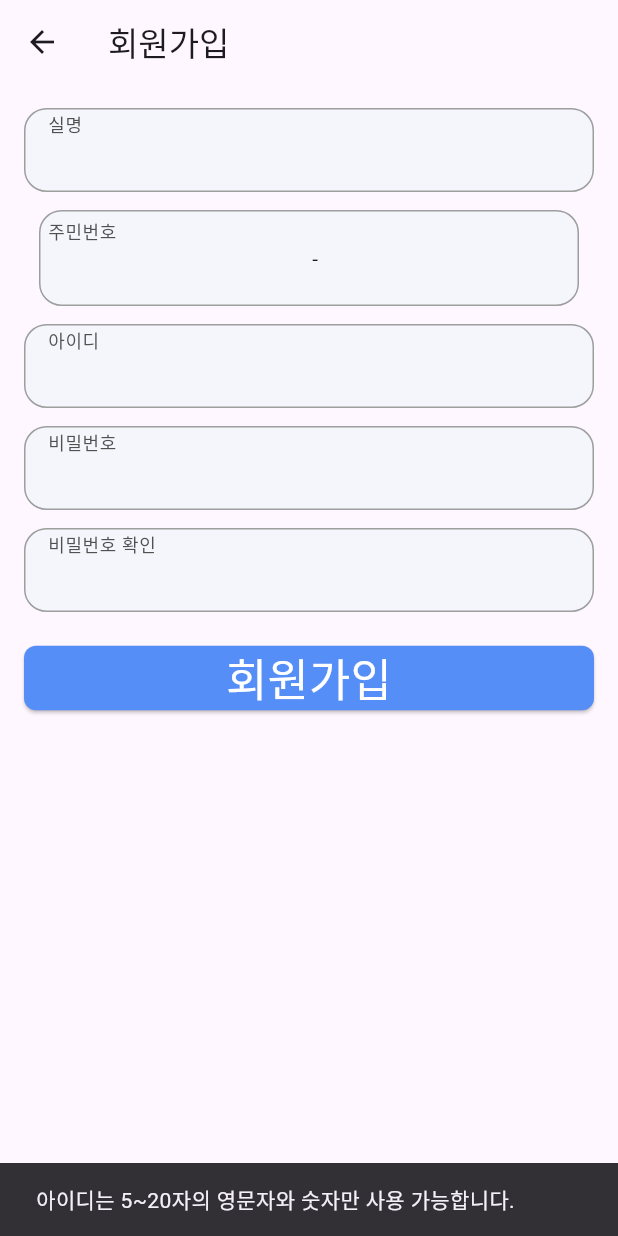
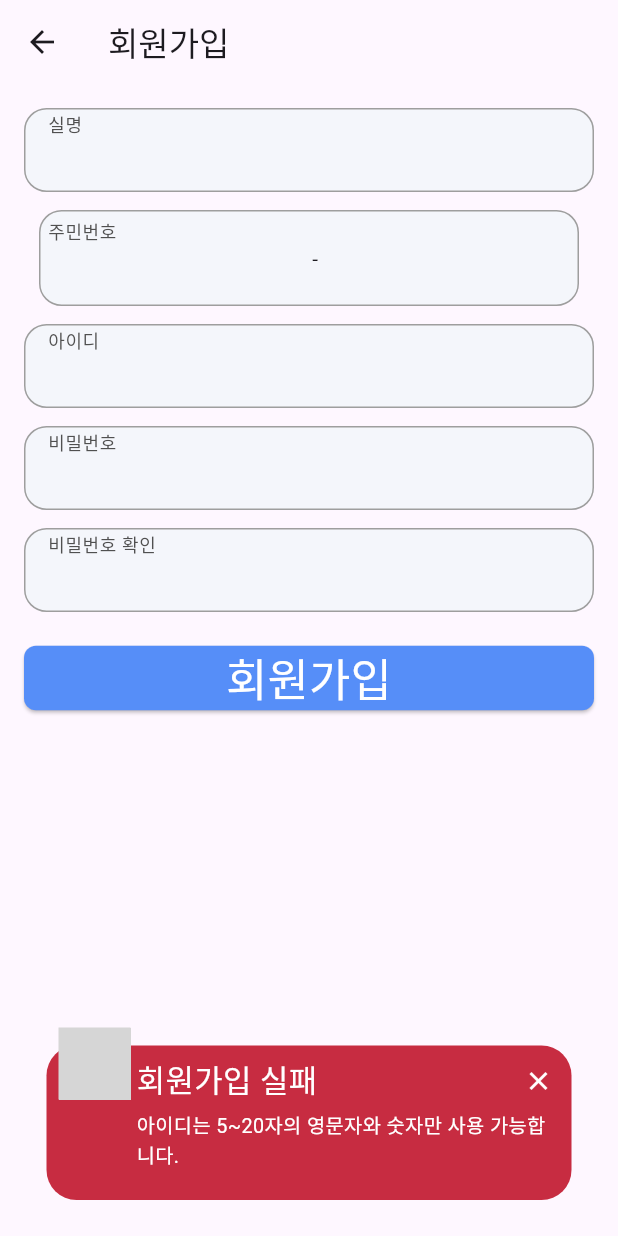
Before and after one commit to TeamAquaDan/W-E, a Flutter app: the SignUpPage screen opened directly, after a tap on "회원가입", on a phone screen of 412 x 824 dp. Run offline on Flutter 3.47's test engine with Material 3 defaults, Android fonts, the phone set to English and light mode, and no system bars; drawn by our look-alikes of awesome_snackbar_content; our stand-ins replace carousel_slider, contacts_service, dio, firebase_core, firebase_database, firebase_messaging and 7 more; missing offline and left inert: flutter_secure_keyboard; accounts and stored records are empty; Roboto replaces fonts that are missing (Aggro); project files that could hold a hidden picture were left out; grey boxes are pictures that could not be loaded.

Commit message:
Design: 회원가입 페이지 에러 스넥바

```diff
--- a/frontend/lib/screens/login_page.dart
+++ b/frontend/lib/screens/login_page.dart
@@ -121,7 +121,7 @@ class _LoginPageState extends State<LoginPage> {
       behavior: SnackBarBehavior.floating,
       backgroundColor: Colors.transparent,
       content: AwesomeSnackbarContent(
-        title: '로그인 실패!',
+        title: '로그인 실패',
         message: '정확한 아이디와 비밀번호를 입력해주세요',
 
         /// change contentType to ContentType.success, ContentType.warning or ContentType.help for variants
--- a/frontend/lib/screens/signup_page.dart
+++ b/frontend/lib/screens/signup_page.dart
@@ -1,3 +1,4 @@
+import 'package:awesome_snackbar_content/awesome_snackbar_content.dart';
 import 'package:flutter/material.dart';
 import 'package:frontend/widgets/auth_text_field.dart';
 import '../services/auth_service.dart';
@@ -30,26 +31,29 @@ class _SignUpPageState extends State<SignUpPage> {
     // 비밀번호와 비밀번호 확인이 같은지 확인
     if (_passwordController.text != _confirmPasswordController.text) {
       // 사용자에게 경고 메시지 표시
-      ScaffoldMessenger.of(context).showSnackBar(
-        const SnackBar(content: Text('비밀번호와 비밀번호 확인이 일치하지 않습니다.')),
-      );
+      // ScaffoldMessenger.of(context).showSnackBar(
+      //   const SnackBar(content: Text('비밀번호와 비밀번호 확인이 일치하지 않습니다.')),
+      // );
+      _callSnackBar('비밀번호와 비밀번호 확인이 일치하지 않습니다.');
       return;
     }
     // 아이디 형식 검증
     if (!RegExp(r'^[a-zA-Z0-9]{5,20}$').hasMatch(_loginIdController.text)) {
-      ScaffoldMessenger.of(context).showSnackBar(
-        const SnackBar(content: Text('아이디는 5~20자의 영문자와 숫자만 사용 가능합니다.')),
-      );
+      // ScaffoldMessenger.of(context).showSnackBar(
+      //   const SnackBar(content: Text('아이디는 5~20자의 영문자와 숫자만 사용 가능합니다.')),
+      // );
+      _callSnackBar('아이디는 5~20자의 영문자와 숫자만 사용 가능합니다.');
       return;
     }
 
     // 비밀번호 형식 검증
     if (!RegExp(r'^(?=.*[a-z])(?=.*[A-Z])(?=.*\d)(?=.*[\W_]).{8,}$')
         .hasMatch(_passwordController.text)) {
-      ScaffoldMessenger.of(context).showSnackBar(
-        const SnackBar(
-            content: Text('비밀번호는 최소 8자 이상이며, 대소문자, 숫자, 특수문자를 모두 포함해야 합니다.')),
-      );
+      // ScaffoldMessenger.of(context).showSnackBar(
+      //   const SnackBar(
+      //       content: Text('비밀번호는 최소 8자 이상이며, 대소문자, 숫자, 특수문자를 모두 포함해야 합니다.')),
+      // );
+      _callSnackBar('비밀번호는 최소 8자 이상이며, 대소문자, 숫자, 특수문자를 모두 포함해야 합니다.');
       return;
     }
     bool success = await _authService.signUp(
@@ -78,9 +82,13 @@ class _SignUpPageState extends State<SignUpPage> {
       _navigateToLoginScreen();
     } else {
       // 회원가입 실패
-      ScaffoldMessenger.of(context).showSnackBar(
-        const SnackBar(content: Text('회원가입 실패. 다시 시도해주세요.')),
-      );
+      // ScaffoldMessenger.of(context).showSnackBar(
+      //   const SnackBar(content: Text('회원가입 실패. 다시 시도해주세요.')),
+      // );
+      setState(() {
+        isFailed = true;
+      });
+      _callSnackBar('회원가입 실패. 다시 시도해주세요.');
     }
   }
 
@@ -91,6 +99,26 @@ class _SignUpPageState extends State<SignUpPage> {
         builder: (context) => const LoginPage(),
       ),
     );
+  }
+
+  void _callSnackBar(String msg) {
+    final snackBar = SnackBar(
+      /// need to set following properties for best effect of awesome_snackbar_content
+      elevation: 0,
+      behavior: SnackBarBehavior.floating,
+      backgroundColor: Colors.transparent,
+      content: AwesomeSnackbarContent(
+        title: '회원가입 실패',
+        message: msg,
+
+        /// change contentType to ContentType.success, ContentType.warning or ContentType.help for variants
+        contentType: ContentType.failure,
+      ),
+    );
+
+    ScaffoldMessenger.of(context)
+      ..hideCurrentSnackBar()
+      ..showSnackBar(snackBar);
   }
 
   @override
@@ -119,7 +147,8 @@ class _SignUpPageState extends State<SignUpPage> {
                     // color: const Color(0xFFF4F6FB),
                     decoration: BoxDecoration(
                       color: const Color(0xFFF4F6FB),
-                      border: Border.all(color: Colors.grey // 테두리 색상
+                      border: Border.all(
+                          color: isFailed ? Colors.red : Colors.grey // 테두리 색상
                           ),
                       borderRadius:
                           BorderRadius.all(Radius.circular(15) // 모서리 둥글기
--- a/frontend/lib/services/auth_service.dart
+++ b/frontend/lib/services/auth_service.dart
@@ -63,6 +63,7 @@ class AuthService {
       return response.statusCode == 200;
     } catch (e) {
       print('에러 : $e');
+
       return false;
     }
   }
```
